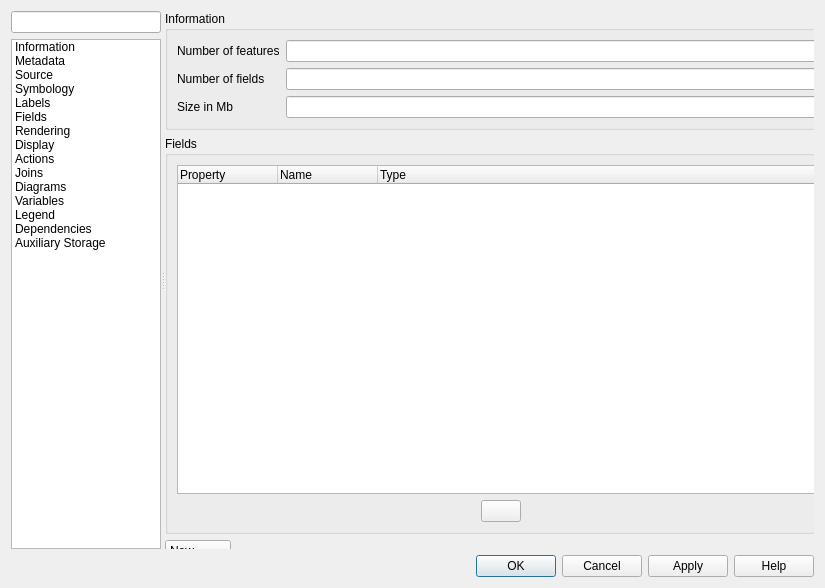
Qt form src/ui/qgsvectorlayerpropertiesbase.ui (pblottiere/QGIS) before a commit.
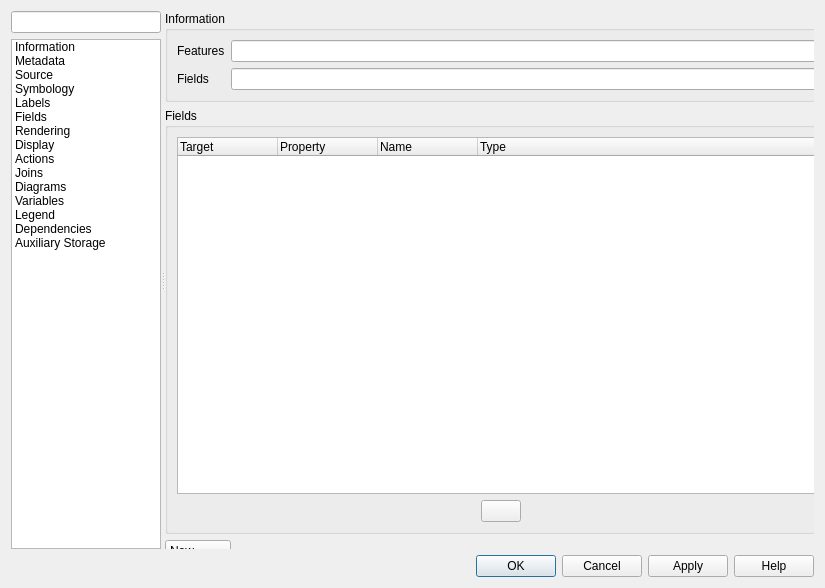
The same form after that commit. Icons and pictures are not drawn. Custom widgets are drawn as their Qt base class.

Commit message: Remove size from vector layer properties ui

```diff
--- a/src/ui/qgsvectorlayerpropertiesbase.ui
+++ b/src/ui/qgsvectorlayerpropertiesbase.ui
@@ -1956,34 +1956,14 @@
                <item row="1" column="0">
                 <widget class="QLabel" name="mAuxiliaryStorageFieldsLabel">
                  <property name="text">
-                  <string>Number of fields</string>
-                 </property>
-                </widget>
-               </item>
-               <item row="2" column="0">
-                <widget class="QLabel" name="mAuxiliaryStorageSizeLabel">
-                 <property name="text">
-                  <string>Size in Mb</string>
+                  <string>Fields</string>
                  </property>
                 </widget>
                </item>
                <item row="0" column="0">
                 <widget class="QLabel" name="mAuxiliaryStorageFeaturesLabel">
                  <property name="text">
-                  <string>Number of features</string>
-                 </property>
-                </widget>
-               </item>
-               <item row="2" column="1">
-                <widget class="QLineEdit" name="mAuxiliaryStorageSizeLineEdit">
-                 <property name="toolTip">
-                  <string>The title is for the benefit of humans to identify layer.</string>
-                 </property>
-                 <property name="readOnly">
-                  <bool>true</bool>
-                 </property>
-                 <property name="placeholderText">
-                  <string/>
+                  <string>Features</string>
                  </property>
                 </widget>
                </item>
@@ -2108,6 +2088,11 @@
                </item>
                <item row="0" column="0">
                 <widget class="QTreeWidget" name="mAuxiliaryStorageFieldsTree">
+                 <column>
+                  <property name="text">
+                   <string>Target</string>
+                  </property>
+                 </column>
                  <column>
                   <property name="text">
                    <string>Property</string>
```
